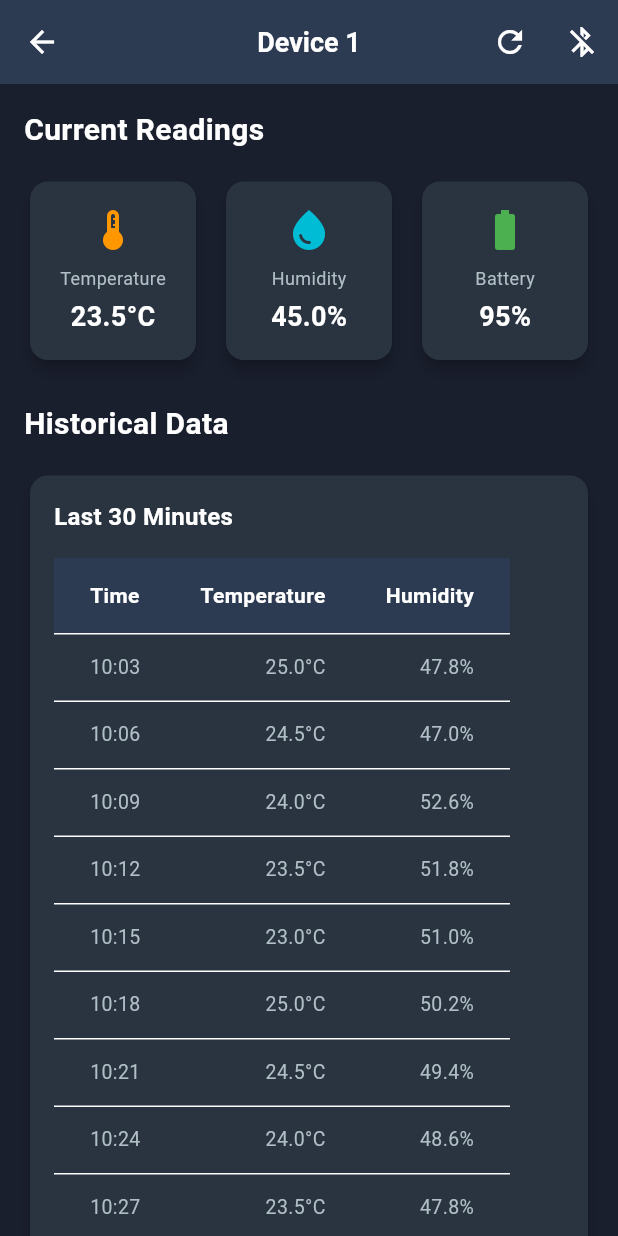
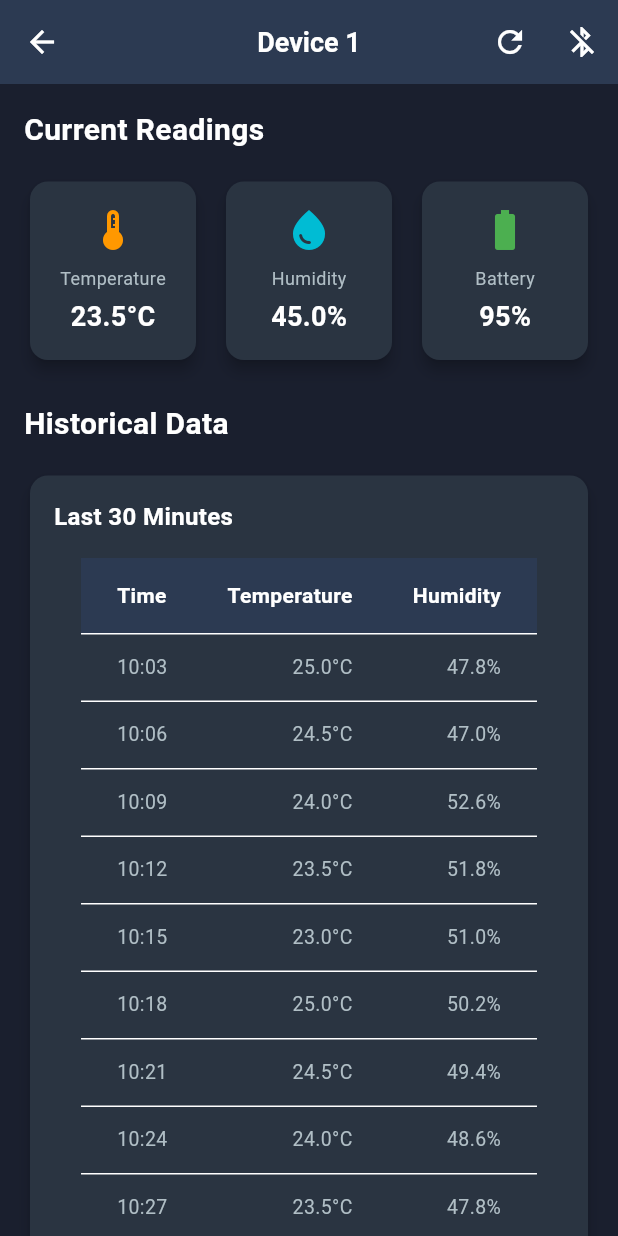
Before and after one commit to TheSheDevil13/My-Projects, a Flutter app: the screen it shows after launch, after a tap on "Connect", after a tap on "Device 1", on a phone screen of 412 x 824 dp. Run offline on Flutter 3.47's test engine with Material 3 defaults, Android fonts, the phone set to English and light mode, and no system bars.

Commit message:
centered table

```diff
--- a/my_flutter_app/lib/screens/device_detail_screen.dart
+++ b/my_flutter_app/lib/screens/device_detail_screen.dart
@@ -244,7 +244,8 @@ class _DeviceDetailScreenState extends State<DeviceDetailScreen> {
               ],
             ),
             const SizedBox(height: 16),
-            SingleChildScrollView(
+            Center(
+              child: SingleChildScrollView(
                 scrollDirection: Axis.horizontal,
                 child: DataTable(
                   headingRowHeight: 50,
@@ -292,6 +293,7 @@ class _DeviceDetailScreenState extends State<DeviceDetailScreen> {
                     ],
                   );
                 }).toList(),
+                ),
               ),
             ),
             const SizedBox(height: 16),
```
Lines whose indentation alone changed are shown as unchanged.
